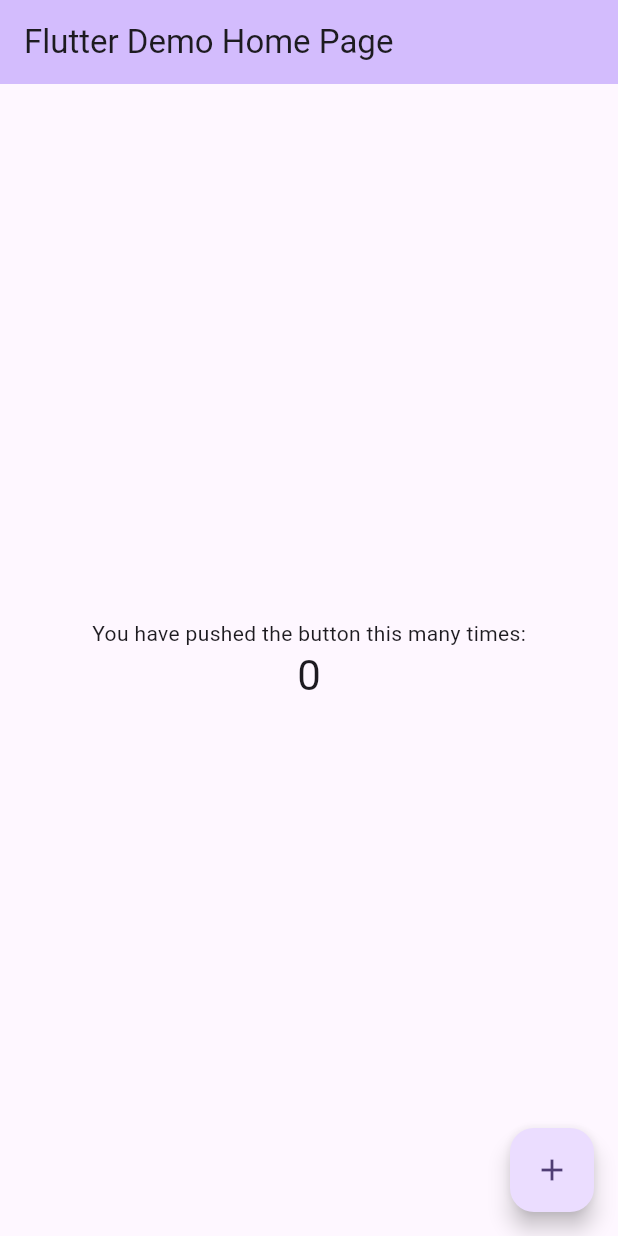
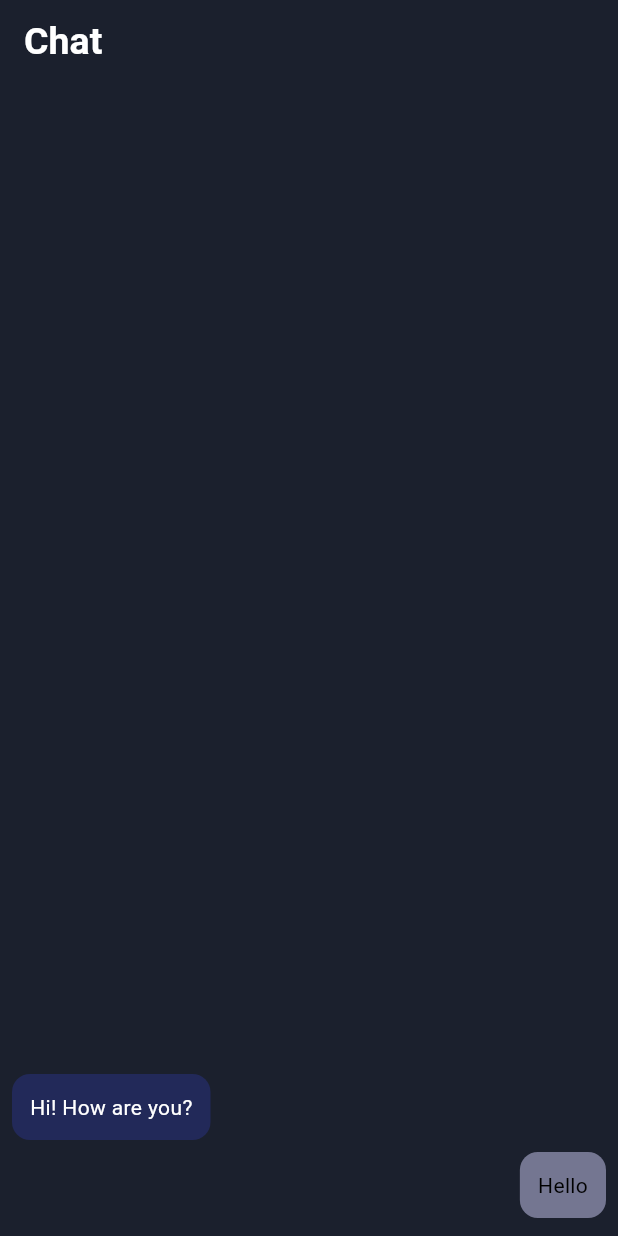
Before and after one commit to RezoneMajhakoti-protocol/Real-Time-E2EE-Chat-Binary-Protocol, a Flutter app: the screen it shows after launch, on a phone screen of 412 x 824 dp. Run offline on Flutter 3.47's test engine with Material 3 defaults, Android fonts, the phone set to English and light mode, and no system bars.

Commit message:
Real-Time Chat Message Text Frontend Updated

```diff
--- a/Task_1_Real_Time_E2EE_Chat_(Binary_Protocol)/tast_1_real_time_e2ee_binary_protocol/lib/main.dart
+++ b/Task_1_Real_Time_E2EE_Chat_(Binary_Protocol)/tast_1_real_time_e2ee_binary_protocol/lib/main.dart
@@ -7,116 +7,81 @@ void main() {
 class MyApp extends StatelessWidget {
   const MyApp({super.key});
 
-  // This widget is the root of your application.
   @override
   Widget build(BuildContext context) {
     return MaterialApp(
-      title: 'Flutter Demo',
-      theme: ThemeData(
-        // This is the theme of your application.
-        //
-        // TRY THIS: Try running your application with "flutter run". You'll see
-        // the application has a purple toolbar. Then, without quitting the app,
-        // try changing the seedColor in the colorScheme below to Colors.green
-        // and then invoke "hot reload" (save your changes or press the "hot
-        // reload" button in a Flutter-supported IDE, or press "r" if you used
-        // the command line to start the app).
-        //
-        // Notice that the counter didn't reset back to zero; the application
-        // state is not lost during the reload. To reset the state, use hot
-        // restart instead.
-        //
-        // This works for code too, not just values: Most code changes can be
-        // tested with just a hot reload.
-        colorScheme: .fromSeed(seedColor: Colors.deepPurple),
-      ),
-      home: const MyHomePage(title: 'Flutter Demo Home Page'),
+      title: 'Real Time E2EE Chat App',
+      debugShowCheckedModeBanner: false,
+      home: const MyHomePage(title: 'Chat'),
     );
   }
 }
 
 class MyHomePage extends StatefulWidget {
   const MyHomePage({super.key, required this.title});
-
-  // This widget is the home page of your application. It is stateful, meaning
-  // that it has a State object (defined below) that contains fields that affect
-  // how it looks.
-
-  // This class is the configuration for the state. It holds the values (in this
-  // case the title) provided by the parent (in this case the App widget) and
-  // used by the build method of the State. Fields in a Widget subclass are
-  // always marked "final".
-
   final String title;
-
   @override
   State<MyHomePage> createState() => _MyHomePageState();
 }
+class _messages_Test {
+  final String text;
+  final bool isMe;
+  _messages_Test({required this.text, required this.isMe});
+}
+
 
 class _MyHomePageState extends State<MyHomePage> {
-  int _counter = 0;
 
-  void _incrementCounter() {
-    setState(() {
-      // This call to setState tells the Flutter framework that something has
-      // changed in this State, which causes it to rerun the build method below
-      // so that the display can reflect the updated values. If we changed
-      // _counter without calling setState(), then the build method would not be
-      // called again, and so nothing would appear to happen.
-      _counter++;
-    });
-  }
+  final List<_messages_Test> message = [
+    _messages_Test(text: "Hello", isMe: false),
+    _messages_Test(text: "Hi! How are you?", isMe: true)
+  ];
 
   @override
   Widget build(BuildContext context) {
-    // This method is rerun every time setState is called, for instance as done
-    // by the _incrementCounter method above.
-    //
-    // The Flutter framework has been optimized to make rerunning build methods
-    // fast, so that you can just rebuild anything that needs updating rather
-    // than having to individually change instances of widgets.
     return Scaffold(
+        backgroundColor: const Color(0xFF1B202D
+        ),
       appBar: AppBar(
-        // TRY THIS: Try changing the color here to a specific color (to
-        // Colors.amber, perhaps?) and trigger a hot reload to see the AppBar
-        // change color while the other colors stay the same.
-        backgroundColor: Theme.of(context).colorScheme.inversePrimary,
-        // Here we take the value from the MyHomePage object that was created by
-        // the App.build method, and use it to set our appbar title.
-        title: Text(widget.title),
+        backgroundColor: const Color(0xFF1B202D
+        ),
+        title: Text(widget.title,style: TextStyle(
+          color: Colors.white,
+          fontWeight: FontWeight.bold,
+          fontSize: 25,
+        ),),
       ),
-      body: Center(
-        // Center is a layout widget. It takes a single child and positions it
-        // in the middle of the parent.
-        child: Column(
-          // Column is also a layout widget. It takes a list of children and
-          // arranges them vertically. By default, it sizes itself to fit its
-          // children horizontally, and tries to be as tall as its parent.
-          //
-          // Column has various properties to control how it sizes itself and
-          // how it positions its children. Here we use mainAxisAlignment to
-          // center the children vertically; the main axis here is the vertical
-          // axis because Columns are vertical (the cross axis would be
-          // horizontal).
-          //
-          // TRY THIS: Invoke "debug painting" (choose the "Toggle Debug Paint"
-          // action in the IDE, or press "p" in the console), to see the
-          // wireframe for each widget.
-          mainAxisAlignment: .center,
-          children: [
-            const Text('You have pushed the button this many times:'),
-            Text(
-              '$_counter',
-              style: Theme.of(context).textTheme.headlineMedium,
-            ),
-          ],
-        ),
-      ),
-      floatingActionButton: FloatingActionButton(
-        onPressed: _incrementCounter,
-        tooltip: 'Increment',
-        child: const Icon(Icons.add),
-      ),
+      body: Column(
+        children: [
+          Expanded(child: ListView.builder(
+            reverse: true,
+            padding: const EdgeInsets.all(8),
+            itemCount: message.length,
+              itemBuilder: (context, index){
+              final msg = message[index];
+              return Align(
+                alignment: msg.isMe ? Alignment.centerLeft : Alignment.centerRight,
+                child: Container(
+                  margin: const EdgeInsets.symmetric(vertical: 4),
+                  padding: const EdgeInsets.all(12),
+                  constraints: const BoxConstraints(maxWidth: 280),
+                  decoration: BoxDecoration(
+                    color: msg.isMe ? Color(0x353B4AFF) : Color(0xFF747691),
+                    borderRadius: BorderRadius.circular(12)
+                  ),
+                  child: Text(msg.text,
+                  style: TextStyle(
+                    color: msg.isMe ? Colors.white : Colors.black
+                  ),),
+                ),
+
+              );
+
+              }))
+
+
+        ],
+      )
     );
   }
 }
```
